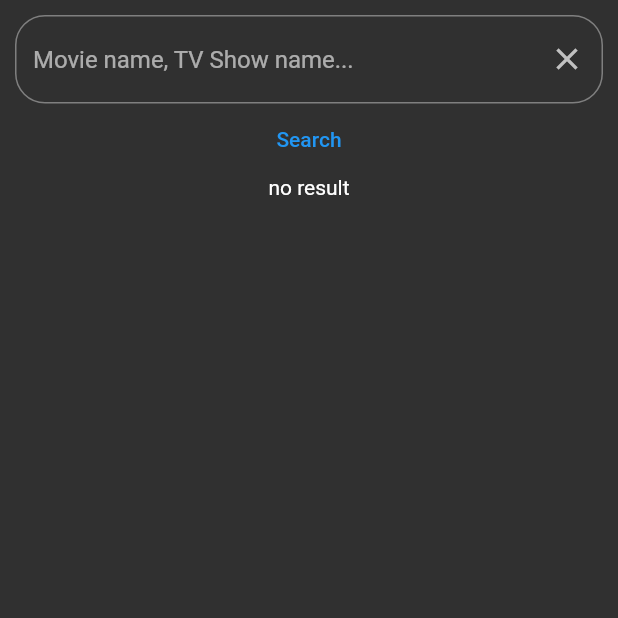
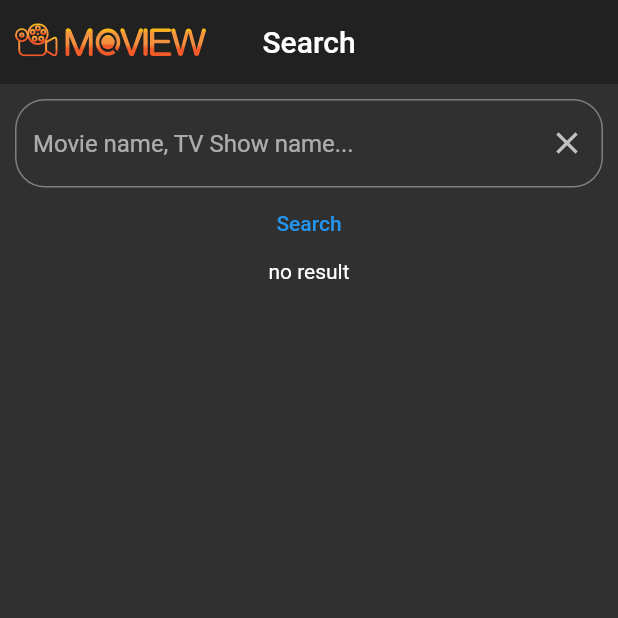
Before and after one commit to pouria-z/Moview, a Flutter app: the SearchPage screen opened directly, on a phone screen of 412 x 824 dp, the top half of it. Run offline on Flutter 3.47's test engine with Material 2 defaults, Android fonts, the phone set to English and light mode, and no system bars; our stand-ins replace auto_size_text, cached_network_image, connectivity_plus, flutter_svg, iconsax, marquee and 3 more; network calls fail.

Commit message:
UI changes

```diff
--- a/lib/screens/favorites_page.dart
+++ b/lib/screens/favorites_page.dart
@@ -30,6 +30,7 @@ class _FavoritesPageState extends State<FavoritesPage> {
     return Consumer<Moview>(
       builder: (context, value, child) {
         return Scaffold(
+          appBar: buildAppBar(context, "Favorites"),
           floatingActionButton: FloatingActionButton(
             onPressed: () {
               setState(() {
--- a/lib/screens/genre/genres_page.dart
+++ b/lib/screens/genre/genres_page.dart
@@ -28,8 +28,8 @@ class _GenresPageState extends State<GenresPage>
   @override
   Widget build(BuildContext context) {
     return Scaffold(
-      body: SafeArea(
-        child: Column(
+      appBar: buildAppBar(context, "Genres"),
+      body: Column(
         children: [
           Material(
             color: Theme.of(context).primaryColor,
@@ -55,7 +55,6 @@ class _GenresPageState extends State<GenresPage>
             ),
           ),
         ],
-        ),
       ),
     );
   }
--- a/lib/screens/profile_page.dart
+++ b/lib/screens/profile_page.dart
@@ -1,5 +1,6 @@
 import 'package:flutter/material.dart';
 import 'package:moview/services.dart';
+import 'package:moview/widgets.dart';
 import 'package:provider/provider.dart';
 
 class ProfilePage extends StatefulWidget {
@@ -34,6 +35,7 @@ class _ProfilePageState extends State<ProfilePage> {
   Widget build(BuildContext context) {
     var moview = Provider.of<Moview>(context, listen: false);
     return Scaffold(
+      appBar: buildAppBar(context, "Profile"),
       body: Center(
         child: Column(
           mainAxisAlignment: MainAxisAlignment.center,
--- a/lib/screens/search_page.dart
+++ b/lib/screens/search_page.dart
@@ -47,6 +47,7 @@ class _SearchPageState extends State<SearchPage> {
     return Consumer<Moview>(
       builder: (context, value, child) {
         return Scaffold(
+          appBar: buildAppBar(context, "Search"),
           body: Column(
             children: [
               Padding(
--- a/lib/services.dart
+++ b/lib/services.dart
@@ -14,7 +14,6 @@ class Moview with ChangeNotifier {
   String imageUrl = "https://image.tmdb.org/t/p/w500";
   var type; // 'movie' or 'tv'
   bool timeOutException = false;
-
   ///Movie Genre List
   var genreMediaId;
   var genreMovieName;
--- a/lib/widgets.dart
+++ b/lib/widgets.dart
@@ -8,6 +8,7 @@ import 'package:iconsax/iconsax.dart';
 import 'package:shimmer/shimmer.dart';
 import 'package:auto_size_text/auto_size_text.dart';
 import 'package:animations/animations.dart';
+import 'package:flutter_svg/flutter_svg.dart';
 
 class TimeOutWidget extends StatelessWidget {
   final function;
@@ -321,3 +322,34 @@ ScaffoldFeatureController message(context, response) {
     ),
   );
 }
+
+AppBar buildAppBar(BuildContext context, String title) {
+  return AppBar(
+    leading: Row(
+      children: [
+        SizedBox(
+          width: 10,
+        ),
+        Expanded(
+          child: Column(
+            children: [
+              Flexible(
+                child: SvgPicture.asset(
+                  'assets/images/logo.svg',
+                  alignment: Alignment.centerRight,
+                ),
+              ),
+              SizedBox(
+                height: 3,
+              ),
+            ],
+          ),
+        ),
+      ],
+    ),
+    leadingWidth: MediaQuery.of(context).size.width / 3,
+    title: Text(title),
+    centerTitle: true,
+    elevation: 0,
+  );
+}
--- a/pubspec.yaml
+++ b/pubspec.yaml
@@ -15,6 +15,8 @@ dependencies:
   shimmer: ^2.0.0
   marquee: ^2.2.0
   auto_size_text: ^3.0.0-nullsafety.0
+  persistent_bottom_nav_bar: ^4.0.2
+  flutter_svg: ^0.22.0
   cached_network_image: ^3.1.0
   provider: ^5.0.0
   connectivity_plus: ^1.0.6
@@ -28,8 +30,8 @@ dev_dependencies:
 flutter:
   uses-material-design: true
 
-  # assets:
-  #   - images/a_dot_burr.jpeg
+  assets:
+    - assets/images/
 
   # fonts:
   #   - family: Schyler
```
Also changed, not shown: lib/screens/home_page.dart (+46 -44 lines), assets/images/logo.svg (added), pubspec.lock. Lines whose indentation alone changed are shown as unchanged.
